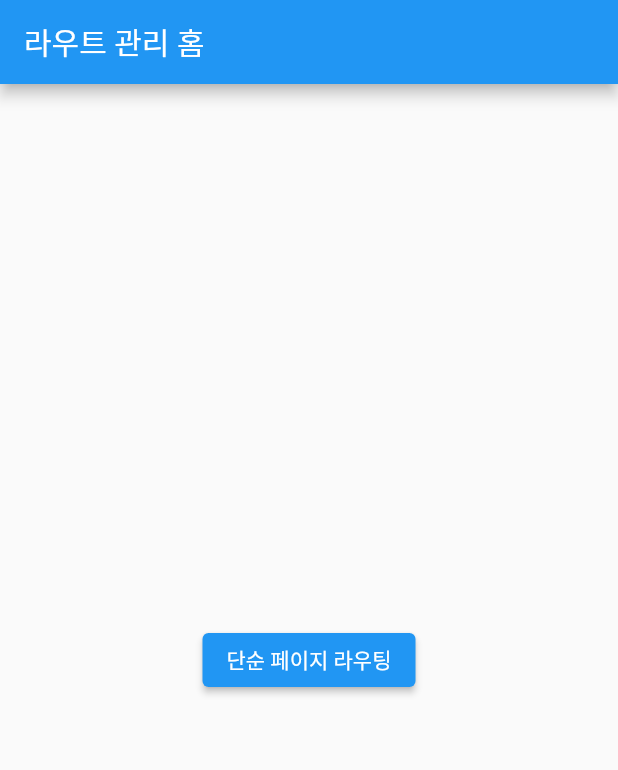
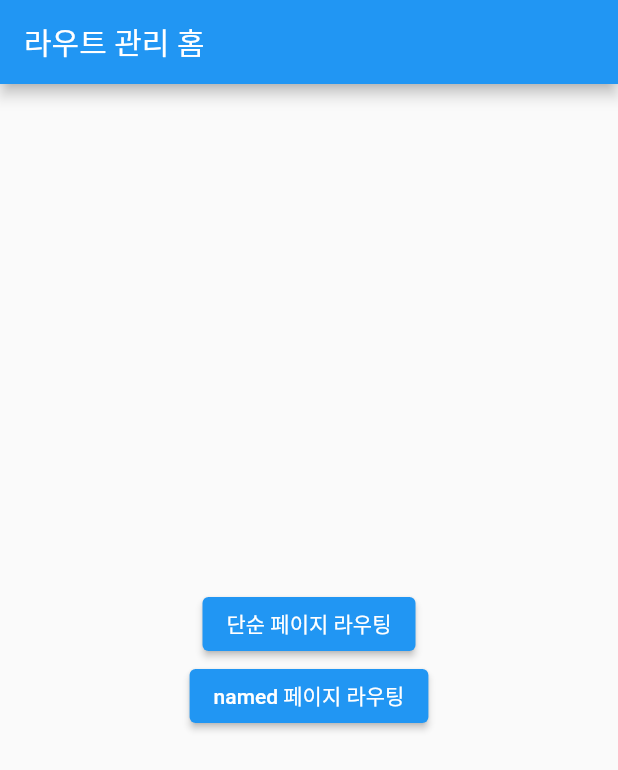
Before and after one commit to mike-bskim/getx_test, a Flutter app: the screen it shows after launch, on a phone screen of 412 x 824 dp. Shown: the top 770 px of the screen. Run offline on Flutter 3.47's test engine with Material 2 defaults, Android fonts, the phone set to English and light mode, and no system bars; our stand-ins replace get.

Commit message:
05_named_route

```diff
--- a/lib/main.dart
+++ b/lib/main.dart
@@ -1,12 +1,8 @@
 import 'package:flutter/material.dart';
 import 'package:get/get.dart';
 import 'src/home.dart';
-// import 'src/pages/named/first.dart';
-// import 'src/pages/named/second.dart';
-// import 'src/pages/normal/first.dart';
-// import 'src/pages/normal/second.dart';
-// import 'src/pages/normal/third.dart';
-// import 'src/pages/user.dart';
+import 'src/pages/named/first.dart';
+import 'src/pages/named/second.dart';
 
 void main() => runApp(const MyApp());
 
@@ -16,24 +12,32 @@ class MyApp extends StatelessWidget {
   @override
   Widget build(BuildContext context) {
     return GetMaterialApp(
+      debugShowCheckedModeBanner: false,
       title: 'Flutter Demo',
       theme: ThemeData(
         primarySwatch: Colors.blue,
         visualDensity: VisualDensity.adaptivePlatformDensity,
       ),
-      home: const Home(),
-      // getPages: [
-      //   GetPage(name: '/', pages: () => const Home()),
-      //   GetPage(
-      //       name: '/first-name',
-      //       pages: () => const FirstNamedPage(),
-      //       transition: Transition.fadeIn),
-      //   GetPage(
-      //       name: '/second-name',
-      //       pages: () => const SecondNamedPage(),
-      //       transition: Transition.fadeIn),
-      //   GetPage(name: '/user/:uid', pages: () => const UserInfoPage()),
-      // ],
+// Navigator.of(context) 를 사용하는 경우, initialRoute,routes 필요함.
+      // home: const Home(),
+      // initialRoute: '/',
+      // routes: {
+      //   '/': (context) => const Home(),
+      //   '/first-named': (context) => const FirstNamedPage(),
+      //   '/second-named': (context) => const SecondNamedPage(),
+      // },
+      getPages: [
+        GetPage(name: '/', page: () => const Home()),
+        GetPage(
+            name: '/first-named',
+            page: () => const FirstNamedPage(),
+            transition: Transition.fadeIn),
+        GetPage(
+            name: '/second-named',
+            page: () => const SecondNamedPage(),
+            transition: Transition.fadeIn),
+        // GetPage(name: '/user/:uid', pages: () => const UserInfoPage()),
+      ],
     );
   }
 }
--- a/lib/src/home.dart
+++ b/lib/src/home.dart
@@ -1,10 +1,6 @@
 import 'package:flutter/material.dart';
 import 'package:get/get.dart';
 import 'pages/normal/first.dart';
-// import 'pages/dependencys/dependency_manage_page.dart';
-// import 'pages/next_page.dart';
-// import 'pages/reactive_state_manage_page.dart';
-// import 'pages/simple_state_manage_page.dart';
 
 class Home extends StatelessWidget {
   const Home({Key? key}) : super(key: key);
@@ -28,13 +24,13 @@ class Home extends StatelessWidget {
                 Get.to(() => const FirstPage());
               },
             ),
-            // ElevatedButton(
-            //   child: const Text("named 페이지 라우팅"),
-            //   onPressed: () {
-            //     Navigator.of(context).pushNamed("/first-name");
-            //     // Get.toNamed("first-name");
-            //   },
-            // ),
+            ElevatedButton(
+              child: const Text("named 페이지 라우팅"),
+              onPressed: () {
+                // Navigator.of(context).pushNamed("/first-named");
+                Get.toNamed("first-named");
+              },
+            ),
             // ElevatedButton(
             //   child: const Text("라우트에 데이터 보내기 : 개남"),
             //   onPressed: () {
--- a/lib/src/pages/named/first.dart
+++ b/lib/src/pages/named/first.dart
@@ -1,6 +1,5 @@
 import 'package:flutter/material.dart';
 import 'package:get/get.dart';
-// import 'package:sample_getx/src/home.dart';
 
 class FirstNamedPage extends StatelessWidget {
   const FirstNamedPage({Key? key}) : super(key: key);
@@ -9,7 +8,8 @@ class FirstNamedPage extends StatelessWidget {
   Widget build(BuildContext context) {
     return Scaffold(
         appBar: AppBar(
-          title: const Text("첫번째 페이지"),
+          automaticallyImplyLeading: false,
+          title: const Text("(Named) 첫번째 페이지"),
         ),
         body: Center(
           child: Column(
@@ -18,8 +18,8 @@ class FirstNamedPage extends StatelessWidget {
               ElevatedButton(
                 child: const Text("다음 페이지 이동"),
                 onPressed: () {
-                  // Navigator.of(context).pushNamed("/second-name");
-                  Get.toNamed("second-name");
+                  // Navigator.of(context).pushNamed("/second-named");
+                  Get.toNamed("second-named");
                 },
               ),
               ElevatedButton(
```
Also changed, not shown: lib/src/pages/named/second.dart (+8 -6 lines).
